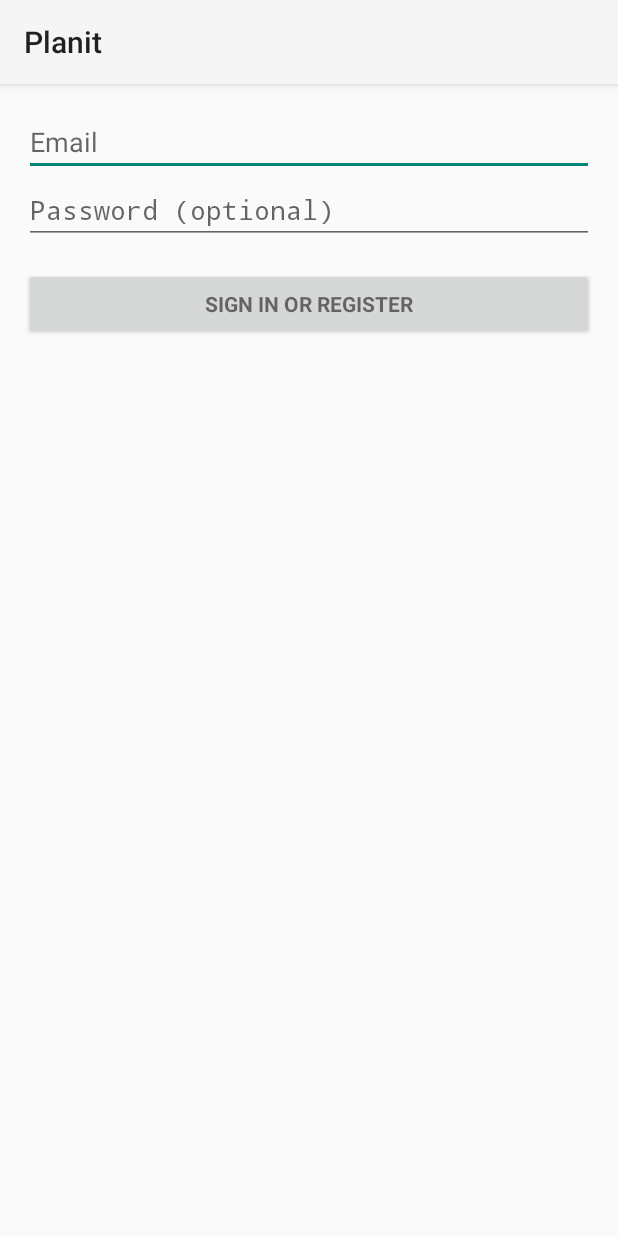
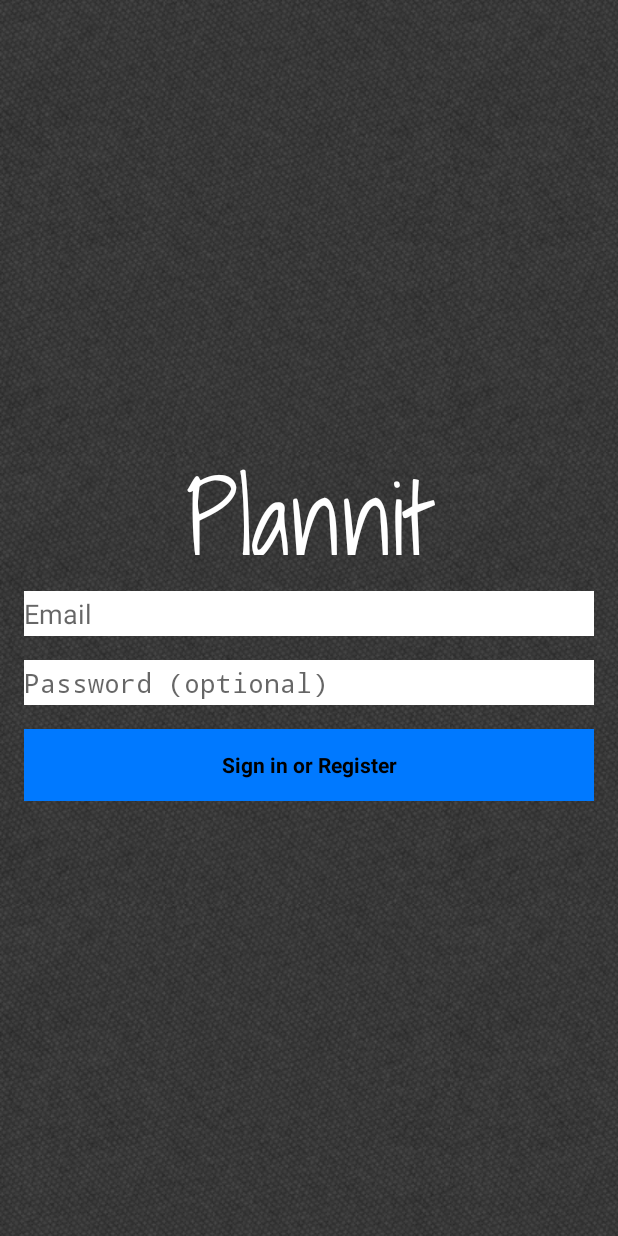
Before and after one commit to a2lin/Planit-Android, an Android app: the screen it shows after launch (LoginActivity), on a phone screen of 412 x 824 dp. Run offline under Robolectric (Android 15) with nearby library versions, the phone set to English and light mode, and no system bars; 2 statements that could not run were skipped.

Commit message:
assets & things for login

```diff
--- a/app/src/main/AndroidManifest.xml
+++ b/app/src/main/AndroidManifest.xml
@@ -9,7 +9,7 @@
 
     <application
         android:allowBackup="true"
-        android:icon="@drawable/ic_launcher"
+        android:icon="@drawable/plannit"
         android:label="@string/app_name"
         android:theme="@style/AppTheme" >
         <activity
--- a/app/src/main/java/planit/planit/LoginActivity.java
+++ b/app/src/main/java/planit/planit/LoginActivity.java
@@ -12,7 +12,7 @@ import android.content.Intent;
 import android.database.Cursor;
 import android.net.Uri;
 import android.os.AsyncTask;
-
+import android.graphics.Typeface;
 import android.os.Build;
 import android.os.Bundle;
 import android.provider.ContactsContract;
@@ -85,6 +85,11 @@ public class LoginActivity extends Activity implements LoaderCallbacks<Cursor> {
 
         mLoginFormView = findViewById(R.id.login_form);
         mProgressView = findViewById(R.id.login_progress);
+        Typeface tf = Typeface.createFromAsset(getAssets(),
+                "fonts/ShadowsIntoLight.ttf");
+        TextView tv = (TextView) findViewById(R.id.slogan);
+        tv.setTypeface(tf);
+        getActionBar().hide();
     }
 
     private void populateAutoComplete() {
--- /dev/null
+++ b/app/src/main/res/drawable/irongrip_repeating.xml
@@ -0,0 +1,4 @@
+<?xml version="1.0" encoding="utf-8"?>
+<bitmap xmlns:android="http://schemas.android.com/apk/res/android"
+    android:src="@drawable/irongrip"
+    android:tileMode="repeat" />
--- a/app/src/main/res/layout/activity_login.xml
+++ b/app/src/main/res/layout/activity_login.xml
@@ -4,37 +4,40 @@
     android:orientation="vertical" android:paddingBottom="@dimen/activity_vertical_margin"
     android:paddingLeft="@dimen/activity_horizontal_margin"
     android:paddingRight="@dimen/activity_horizontal_margin"
-    android:paddingTop="@dimen/activity_vertical_margin" tools:context=".LoginActivity">
+    android:paddingTop="@dimen/activity_vertical_margin" android:background="@drawable/irongrip_repeating" tools:context=".LoginActivity">
 
     <!-- Login progress -->
     <ProgressBar android:id="@+id/login_progress" style="?android:attr/progressBarStyleLarge"
         android:layout_width="wrap_content" android:layout_height="wrap_content"
         android:layout_marginBottom="8dp" android:visibility="gone" />
-
-    <ScrollView android:id="@+id/login_form" android:layout_width="match_parent"
-        android:layout_height="match_parent">
+    <RelativeLayout  android:layout_height="match_parent" android:layout_width="match_parent">
+    <ScrollView android:layout_centerInParent="true" android:id="@+id/login_form" android:layout_width="match_parent"
+        android:layout_height="wrap_content">
 
         <LinearLayout android:id="@+id/email_login_form" android:layout_width="match_parent"
             android:layout_height="wrap_content" android:orientation="vertical">
 
+            <TextView android:id="@+id/slogan" android:textSize="70dp" android:layout_height="80dp" android:layout_width="match_parent" android:gravity="center" android:text="@string/slogan_value" android:textColor="@android:color/white"/>
+
             <AutoCompleteTextView android:id="@+id/email" android:layout_width="match_parent"
-                android:layout_height="wrap_content" android:hint="@string/prompt_email"
-                android:inputType="textEmailAddress" android:maxLines="1"
-                android:singleLine="true" />
+                android:layout_height="30dp" android:hint="@string/prompt_email"
+                android:inputType="textEmailAddress" android:maxLines="1" android:background="@android:color/white"
+                android:singleLine="true" android:layout_marginTop="24dp"/>
 
             <EditText android:id="@+id/password" android:layout_width="match_parent"
-                android:layout_height="wrap_content" android:hint="@string/prompt_password"
-                android:imeActionId="@+id/login"
+                android:layout_height="30dp" android:hint="@string/prompt_password"
+                android:layout_marginTop="16dp"
+                android:imeActionId="@+id/login" android:background="@android:color/white"
                 android:imeActionLabel="@string/action_sign_in_short"
                 android:imeOptions="actionUnspecified" android:inputType="textPassword"
                 android:maxLines="1" android:singleLine="true" />
 
-            <Button android:id="@+id/email_sign_in_button" style="?android:textAppearanceSmall"
+            <Button android:id="@+id/email_sign_in_button" style="@style/login_button"
                 android:layout_width="match_parent" android:layout_height="wrap_content"
                 android:layout_marginTop="16dp" android:text="@string/action_sign_in"
                 android:textStyle="bold" />
 
         </LinearLayout>
     </ScrollView>
-
+    </RelativeLayout>
 </LinearLayout>
--- /dev/null
+++ b/app/src/main/res/values/attrs.xml
@@ -0,0 +1,6 @@
+<?xml version="1.0" encoding="utf-8"?>
+<resources>
+    <declare-styleable name="Slogan">
+        <attr name="ShadowsIntoLight" format="string" />
+    </declare-styleable>
+</resources>
--- /dev/null
+++ b/app/src/main/res/values/login_button.xml
@@ -0,0 +1,11 @@
+<?xml version="1.0" encoding="utf-8"?>
+<resources>
+    <style
+        name="login_button"
+        parent="@android:style/Widget.Holo.Light.Button.Borderless.Small">
+        <item name="android:layout_width">25dp</item>
+        <item name="android:layout_height">25dp</item>
+        <item name="android:scaleType">fitCenter</item>
+        <item name="android:background">@color/sky_blue</item>
+    </style>
+</resources>
--- a/app/src/main/res/values/strings.xml
+++ b/app/src/main/res/values/strings.xml
@@ -6,4 +6,5 @@
     <string name="hello_world">Hello world!</string>
     <string name="action_settings">Settings</string>
 
+
 </resources>
--- a/app/src/main/res/values/strings_activity_login.xml
+++ b/app/src/main/res/values/strings_activity_login.xml
@@ -3,11 +3,14 @@
     <!-- Strings related to login -->
     <string name="prompt_email">Email</string>
     <string name="prompt_password">Password (optional)</string>
-    <string name="action_sign_in">Sign in or register</string>
+    <string name="action_sign_in">Sign in or Register</string>
     <string name="action_sign_in_short">Sign in</string>
 
     <string name="error_invalid_email">This email address is invalid</string>
     <string name="error_invalid_password">This password is too short</string>
     <string name="error_incorrect_password">This password is incorrect</string>
     <string name="error_field_required">This field is required</string>
+    <string name="slogan_value">Plannit</string>
+    <color name="sky_blue">#FF0079FF</color>
+
 </resources>
```
Also changed, not shown: app/src/main/assets/fonts/ShadowsIntoLight.ttf (added), app/src/main/res/drawable-hdpi/plannit.png (added), app/src/main/res/drawable-mdpi/plannit.png (added), app/src/main/res/drawable-xhdpi/plannit.png (added), app/src/main/res/drawable-xxhdpi/plannit.png (added), app/src/main/res/drawable/irongrip.png (added).
